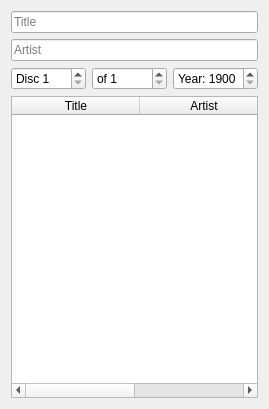
The window that Info.ui (gavofyork/RipInPeace) describes before a commit, drawn with Qt 5.
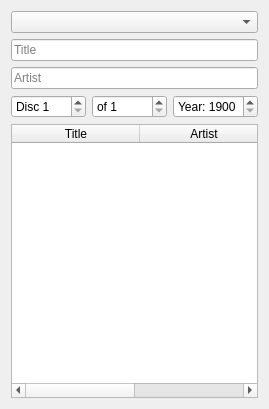
The same window after the commit.

The edit to the form file:
```diff
--- a/Info.ui
+++ b/Info.ui
@@ -14,14 +14,27 @@
    <string>Form</string>
   </property>
   <layout class="QGridLayout" name="gridLayout">
-   <item row="1" column="0" colspan="3">
+   <item row="4" column="0">
+    <widget class="QSpinBox" name="setIndex">
+     <property name="suffix">
+      <string/>
+     </property>
+     <property name="prefix">
+      <string>Disc </string>
+     </property>
+     <property name="minimum">
+      <number>1</number>
+     </property>
+    </widget>
+   </item>
+   <item row="2" column="0" colspan="3">
     <widget class="QLineEdit" name="artist">
      <property name="placeholderText">
       <string>Artist</string>
      </property>
     </widget>
    </item>
-   <item row="2" column="2">
+   <item row="4" column="2">
     <widget class="QSpinBox" name="year">
      <property name="prefix">
       <string>Year: </string>
@@ -34,14 +47,14 @@
      </property>
     </widget>
    </item>
-   <item row="0" column="0" colspan="3">
+   <item row="1" column="0" colspan="3">
     <widget class="QLineEdit" name="title">
      <property name="placeholderText">
       <string>Title</string>
      </property>
     </widget>
    </item>
-   <item row="2" column="1">
+   <item row="4" column="1">
     <widget class="QSpinBox" name="setTotal">
      <property name="prefix">
       <string>of </string>
@@ -51,20 +64,7 @@
      </property>
     </widget>
    </item>
-   <item row="2" column="0">
-    <widget class="QSpinBox" name="setIndex">
-     <property name="suffix">
-      <string/>
-     </property>
-     <property name="prefix">
-      <string>Disc </string>
-     </property>
-     <property name="minimum">
-      <number>1</number>
-     </property>
-    </widget>
-   </item>
-   <item row="3" column="0" colspan="3">
+   <item row="5" column="0" colspan="3">
     <widget class="QTableWidget" name="tracks">
      <property name="gridStyle">
       <enum>Qt::DotLine</enum>
@@ -99,6 +99,9 @@
      </column>
     </widget>
    </item>
+   <item row="0" column="0" colspan="3">
+    <widget class="QComboBox" name="presets"/>
+   </item>
   </layout>
  </widget>
  <resources/>
```
